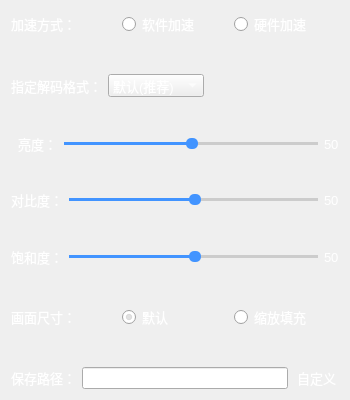
liyujie666/Smart_Player, file settingdialog.ui: the form before one commit.
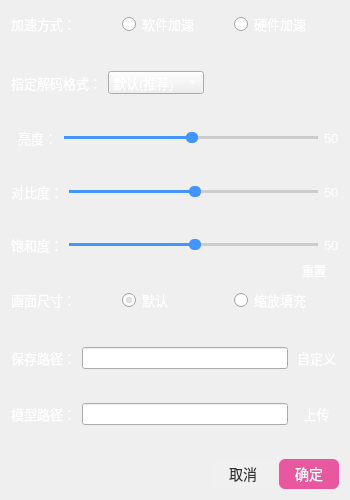
The form after the commit. Icons and pictures are not drawn.

Patch:
```diff
--- a/settingdialog.ui
+++ b/settingdialog.ui
@@ -7,19 +7,19 @@
     <x>0</x>
     <y>0</y>
     <width>350</width>
-    <height>400</height>
+    <height>500</height>
    </rect>
   </property>
   <property name="minimumSize">
    <size>
     <width>350</width>
-    <height>400</height>
+    <height>500</height>
    </size>
   </property>
   <property name="maximumSize">
    <size>
     <width>350</width>
-    <height>400</height>
+    <height>500</height>
    </size>
   </property>
   <property name="windowTitle">
@@ -386,17 +386,53 @@
     </layout>
    </item>
    <item>
-    <spacer name="verticalSpacer_6">
-     <property name="orientation">
-      <enum>Qt::Orientation::Vertical</enum>
+    <layout class="QHBoxLayout" name="horizontalLayout_10">
+     <property name="spacing">
+      <number>0</number>
      </property>
-     <property name="sizeHint" stdset="0">
-      <size>
-       <width>20</width>
-       <height>20</height>
-      </size>
-     </property>
-    </spacer>
+     <item>
+      <spacer name="horizontalSpacer_3">
+       <property name="orientation">
+        <enum>Qt::Orientation::Horizontal</enum>
+       </property>
+       <property name="sizeHint" stdset="0">
+        <size>
+         <width>40</width>
+         <height>20</height>
+        </size>
+       </property>
+      </spacer>
+     </item>
+     <item>
+      <widget class="QPushButton" name="resetConfigBtn">
+       <property name="styleSheet">
+        <string notr="true">QPushButton{
+	max-height:17px;
+	max-width:50px;
+	min-height:17px;
+	min-width:50px;
+	border:none;
+background-color: transparent;
+border-radius:5px;
+color:white;
+}</string>
+       </property>
+       <property name="text">
+        <string>重置</string>
+       </property>
+       <property name="icon">
+        <iconset resource="Resource.qrc">
+         <normaloff>:/SmartPlayer-icon/reset.png</normaloff>:/SmartPlayer-icon/reset.png</iconset>
+       </property>
+       <property name="iconSize">
+        <size>
+         <width>17</width>
+         <height>17</height>
+        </size>
+       </property>
+      </widget>
+     </item>
+    </layout>
    </item>
    <item>
     <layout class="QHBoxLayout" name="horizontalLayout_4">
@@ -524,6 +560,159 @@
      </item>
     </layout>
    </item>
+   <item>
+    <spacer name="verticalSpacer_7">
+     <property name="orientation">
+      <enum>Qt::Orientation::Vertical</enum>
+     </property>
+     <property name="sizeHint" stdset="0">
+      <size>
+       <width>20</width>
+       <height>17</height>
+      </size>
+     </property>
+    </spacer>
+   </item>
+   <item>
+    <layout class="QHBoxLayout" name="horizontalLayout_6">
+     <item>
+      <widget class="QLabel" name="label_7">
+       <property name="styleSheet">
+        <string notr="true">QLabel { 
+color: white;
+font-size:13px;
+ }</string>
+       </property>
+       <property name="text">
+        <string>模型路径：</string>
+       </property>
+      </widget>
+     </item>
+     <item>
+      <widget class="QLineEdit" name="modelPathLineEdit">
+       <property name="minimumSize">
+        <size>
+         <width>200</width>
+         <height>0</height>
+        </size>
+       </property>
+       <property name="maximumSize">
+        <size>
+         <width>400</width>
+         <height>16777215</height>
+        </size>
+       </property>
+       <property name="styleSheet">
+        <string notr="true">QLineEdit{
+color:white;
+font-size:12px;
+}</string>
+       </property>
+       <property name="text">
+        <string/>
+       </property>
+       <property name="placeholderText">
+        <string/>
+       </property>
+      </widget>
+     </item>
+     <item>
+      <widget class="QPushButton" name="uploadModelPathBtn">
+       <property name="styleSheet">
+        <string notr="true">QPushButton{
+	color:white;
+	font-size:13px;
+	max-width:45px;
+	min-width:45px;
+	border-radius:5px;
+	border:white;
+}</string>
+       </property>
+       <property name="text">
+        <string>上传</string>
+       </property>
+      </widget>
+     </item>
+    </layout>
+   </item>
+   <item>
+    <spacer name="verticalSpacer_8">
+     <property name="orientation">
+      <enum>Qt::Orientation::Vertical</enum>
+     </property>
+     <property name="sizeHint" stdset="0">
+      <size>
+       <width>20</width>
+       <height>18</height>
+      </size>
+     </property>
+    </spacer>
+   </item>
+   <item>
+    <layout class="QHBoxLayout" name="horizontalLayout_9">
+     <item>
+      <spacer name="horizontalSpacer_2">
+       <property name="orientation">
+        <enum>Qt::Orientation::Horizontal</enum>
+       </property>
+       <property name="sizeHint" stdset="0">
+        <size>
+         <width>40</width>
+         <height>20</height>
+        </size>
+       </property>
+      </spacer>
+     </item>
+     <item>
+      <widget class="QPushButton" name="cancelBtn">
+       <property name="styleSheet">
+        <string notr="true">QPushButton {
+    background-color: #f0f0f0;
+    color: #333333;
+    border: none;
+    border-radius: 4px;
+    padding: 4px 16px; 
+    font-size: 14px;
+}
+QPushButton:hover {
+    background-color: #ffffff;
+}
+QPushButton:pressed {
+    background-color: #dcdcdc;
+}
+</string>
+       </property>
+       <property name="text">
+        <string>取消</string>
+       </property>
+      </widget>
+     </item>
+     <item>
+      <widget class="QPushButton" name="confirmBtn">
+       <property name="styleSheet">
+        <string notr="true">QPushButton {
+    background-color: #e8589e;
+    color: #ffffff;
+    border: none;
+    border-radius: 6px;
+    padding: 4px 16px;
+    font-size: 14px;
+}
+QPushButton:hover {
+    background-color: #f06cae;
+}
+QPushButton:pressed {
+    background-color: #d14a8a;
+}
+</string>
+       </property>
+       <property name="text">
+        <string>确定</string>
+       </property>
+      </widget>
+     </item>
+    </layout>
+   </item>
   </layout>
  </widget>
  <resources/>
```
Left out of the diff: 4 changed lines with no effect on the pictures.
